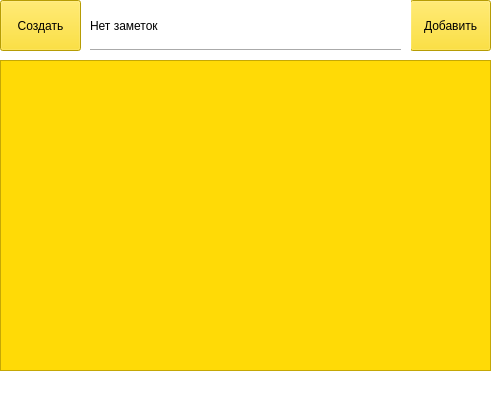
YegorMaratInc/Multifunctional-organizer, file проект_ГО.ui: the form before one commit.
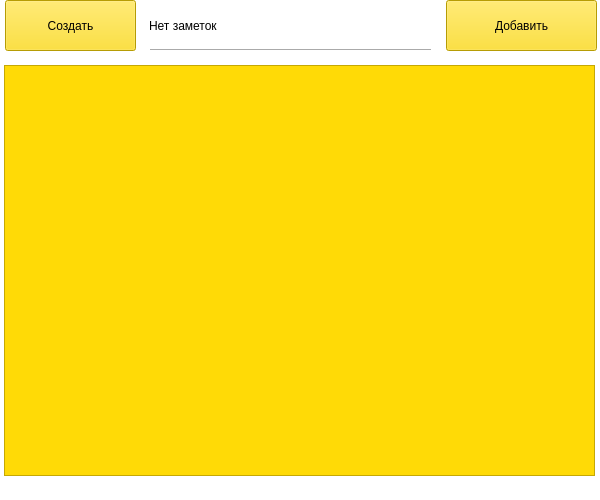
The form after the commit.

```diff
--- a/проект_ГО.ui
+++ b/проект_ГО.ui
@@ -6,8 +6,8 @@
    <rect>
     <x>0</x>
     <y>0</y>
-    <width>492</width>
-    <height>396</height>
+    <width>600</width>
+    <height>500</height>
    </rect>
   </property>
   <property name="windowTitle">
@@ -20,9 +20,9 @@
    <widget class="QLabel" name="label">
     <property name="geometry">
      <rect>
-      <x>90</x>
+      <x>149</x>
       <y>0</y>
-      <width>321</width>
+      <width>291</width>
       <height>51</height>
      </rect>
     </property>
@@ -37,10 +37,10 @@
    <widget class="QListWidget" name="listWidget">
     <property name="geometry">
      <rect>
-      <x>0</x>
-      <y>60</y>
-      <width>491</width>
-      <height>311</height>
+      <x>4</x>
+      <y>65</y>
+      <width>591</width>
+      <height>411</height>
      </rect>
     </property>
     <property name="styleSheet">
@@ -51,9 +51,9 @@
    <widget class="QPushButton" name="make_2">
     <property name="geometry">
      <rect>
-      <x>0</x>
+      <x>5</x>
       <y>0</y>
-      <width>81</width>
+      <width>131</width>
       <height>51</height>
      </rect>
     </property>
@@ -68,9 +68,9 @@
    <widget class="QPushButton" name="pushButton">
     <property name="geometry">
      <rect>
-      <x>410</x>
+      <x>446</x>
       <y>0</y>
-      <width>81</width>
+      <width>151</width>
       <height>51</height>
      </rect>
     </property>
@@ -85,9 +85,9 @@
    <widget class="Line" name="line">
     <property name="geometry">
      <rect>
-      <x>90</x>
+      <x>150</x>
       <y>40</y>
-      <width>311</width>
+      <width>281</width>
       <height>20</height>
      </rect>
     </property>
```
Left out of the diff: 6 changed lines with no effect on the pictures.
